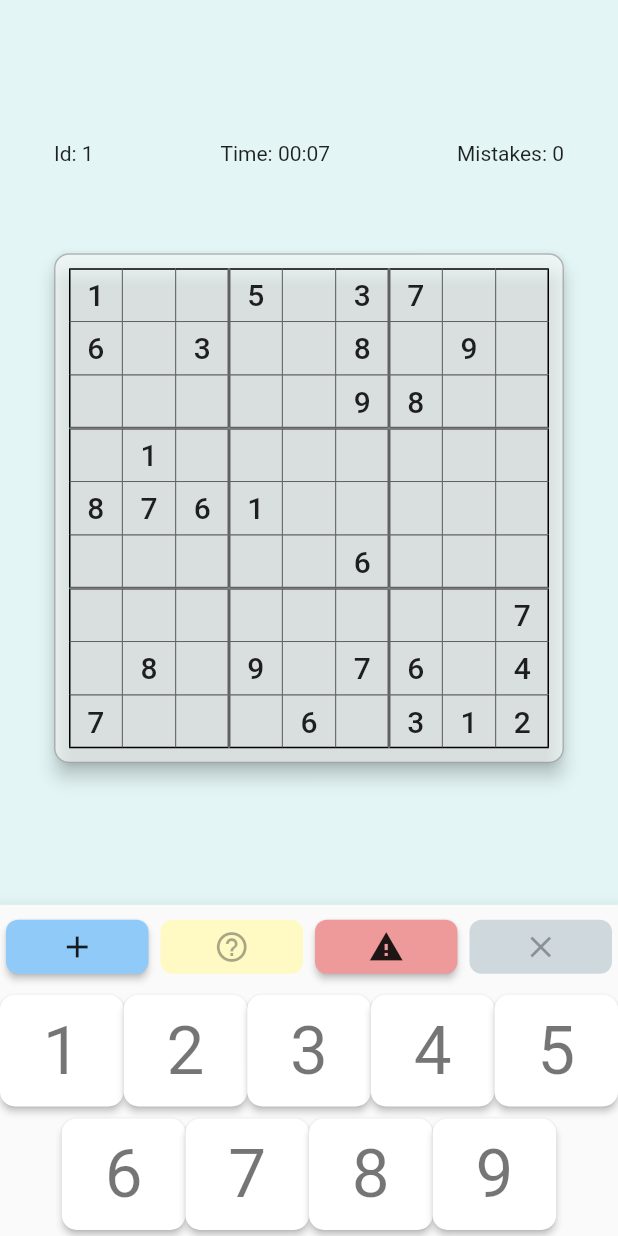
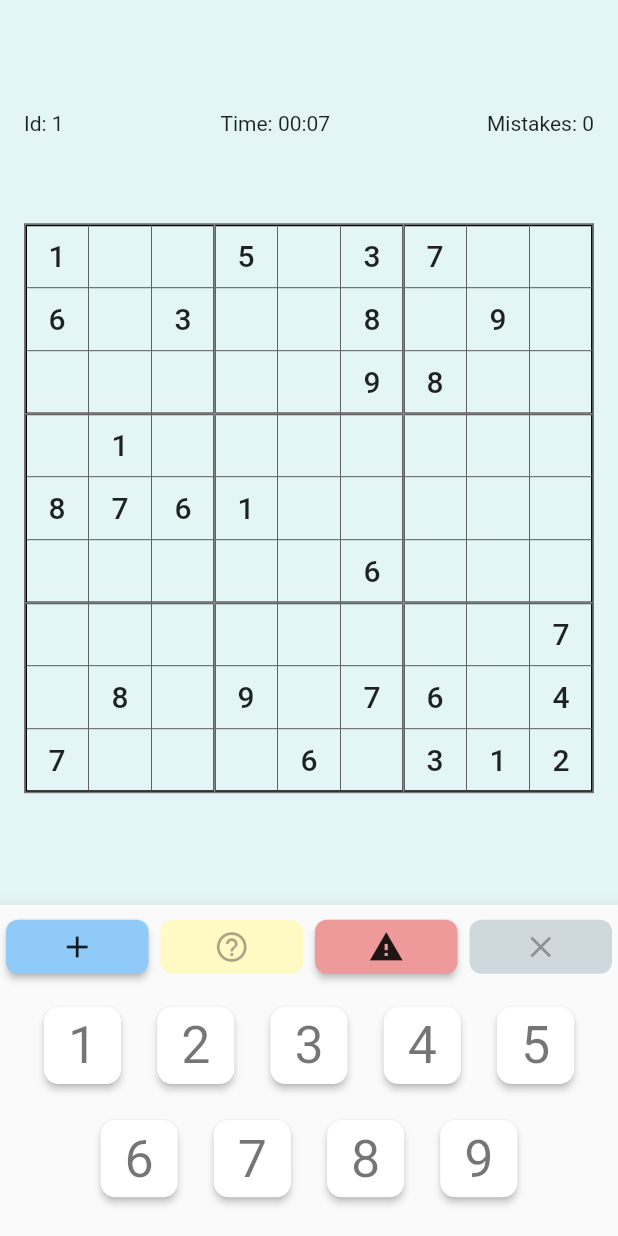
Before and after one commit to felipeuematsu/flup_sudoku, a Flutter app: the screen it shows after launch, on a phone screen of 412 x 824 dp. Run offline on Flutter 3.47's test engine with Material 2 defaults, Android fonts, the phone set to English and light mode, and no system bars; our stand-ins replace flutter_secure_storage, get, google_fonts, hive, hive_flutter, logger; accounts and stored records are empty.

Commit message:
Working game

```diff
--- a/lib/model/sudoku_model.dart
+++ b/lib/model/sudoku_model.dart
@@ -17,12 +17,12 @@ class SudokuModel {
   final int difficulty;
 
   List<List<int>> get initalStateAsList => initialState.split('').map((e) => int.tryParse(e) ?? 0).fold(<List<int>>[[]], (value, element) {
-    if (value is List<List<int>>) value.last.length < 9 ? value.last.add(element) : value.add([element]);
+    if (value != null) value.last.length < 9 ? value.last.add(element) : value.add([element]);
     return value;
   }) ?? [];
 
   List<List<int>> get answerAsList => completedState.split('').map((e) => int.tryParse(e) ?? 0).fold(<List<int>>[[]], (value, element) {
-    if (value is List<List<int>>) value.last.length < 9 ? value.last.add(element) : value.add([element]);
+    if (value != null) value.last.length < 9 ? value.last.add(element) : value.add([element]);
     return value;
   }) ?? [];
 
@@ -36,7 +36,7 @@ class SudokuModel {
       id: list[0].isEmpty ? 0 : int.tryParse(list[0]) ?? 0,
       completedState: completedState,
       initialState: initialState,
-      difficulty: list[3].isEmpty ? 0 : int.tryParse(list[4]) ?? 0,
+      difficulty: list[4].isEmpty ? 0 : (double.tryParse(list[4]) ?? 0.0).toInt(),
     );
   }
 }
--- a/lib/ui/game/components/game_board.dart
+++ b/lib/ui/game/components/game_board.dart
@@ -1,6 +1,5 @@
 import 'package:flup_sudoku/ui/game/components/game_cell.dart';
 import 'package:flup_sudoku/ui/game/controller/game_animation_controller.dart';
-import 'package:flup_sudoku/ui/game/controller/game_controller.dart';
 import 'package:flutter/material.dart';
 import 'package:get/get.dart';
 
@@ -11,12 +10,6 @@ class GameBoard extends GetView<GameAnimationController> {
   Widget build(BuildContext context) {
     return AspectRatio(
       aspectRatio: 1,
-      child: Material(
-        shape: RoundedRectangleBorder(side: const BorderSide(color: Colors.black26), borderRadius: BorderRadius.circular(10)),
-        color: Get.theme.colorScheme.surface.withOpacity(0.6),
-        elevation: 5,
-        child: Padding(
-          padding: const EdgeInsets.all(10),
       child: LayoutBuilder(
         builder: (context, constraints) {
           final columnWidth = constraints.maxWidth / 9;
@@ -39,6 +32,8 @@ class GameBoard extends GetView<GameAnimationController> {
                 ),
               ),
               Positioned.fill(
+                child: Container(
+                  decoration: BoxDecoration(border: Border.all(color: Colors.grey.shade600, width: 1)),
                   child: GridView.builder(
                     padding: EdgeInsets.zero,
                     gridDelegate: const SliverGridDelegateWithFixedCrossAxisCount(crossAxisCount: 9, childAspectRatio: 1, crossAxisSpacing: 0, mainAxisSpacing: 0),
@@ -46,13 +41,12 @@ class GameBoard extends GetView<GameAnimationController> {
                     itemCount: 9 * 9,
                     itemBuilder: (context, index) => GameCell(row: index ~/ 9, column: index % 9),
                   ),
+                ),
               )
             ],
           );
         },
       ),
-        ),
-      ),
     );
   }
 }
--- a/lib/ui/game/components/game_control.dart
+++ b/lib/ui/game/components/game_control.dart
@@ -6,6 +6,8 @@ import 'package:get/get.dart';
 
 class GameControl extends GetView<GameController> {
   const GameControl({Key? key}) : super(key: key);
+
+  static const heightConstants = 2 * GameControlButton.padding + GameControlButton.height + 2 * GameControlNumberButton.padding + 33;
 
   @override
   Widget build(BuildContext context) {
--- a/lib/ui/game/components/game_control_button.dart
+++ b/lib/ui/game/components/game_control_button.dart
@@ -6,6 +6,9 @@ class GameControlButton extends GetView<GameController> {
   const GameControlButton({required this.type, Key? key}) : super(key: key);
 
   final GameControlType type;
+
+  static const padding = 4.0;
+  static const height = 36.0;
 
   Color get _color {
     switch (type) {
@@ -19,6 +22,7 @@ class GameControlButton extends GetView<GameController> {
         return Colors.blueGrey.shade200;
     }
   }
+
   Color? get _disabledColor {
     switch (type) {
       case GameControlType.guess:
@@ -49,9 +53,10 @@ class GameControlButton extends GetView<GameController> {
   Widget build(BuildContext context) {
     return Container(
         width: double.infinity,
-        padding: const EdgeInsets.all(4),
+        padding: const EdgeInsets.all(padding),
         child: Obx(
           () => MaterialButton(
+            height: height,
             disabledColor: _disabledColor,
             shape: const RoundedRectangleBorder(borderRadius: BorderRadius.all(Radius.circular(8))),
             color: _color,
--- a/lib/ui/game/components/game_control_number_button.dart
+++ b/lib/ui/game/components/game_control_number_button.dart
@@ -5,6 +5,7 @@ import 'package:get/get.dart';
 class GameControlNumberButton extends GetView<GameController> {
   const GameControlNumberButton({required this.value, Key? key}) : super(key: key);
 
+  static const padding = 12.0;
   final int value;
 
   Color get _color {
@@ -24,19 +25,21 @@ class GameControlNumberButton extends GetView<GameController> {
 
   @override
   Widget build(BuildContext context) {
-    return Obx(() => SizedBox.square(
-      dimension: context.width / 5,
-      child: Padding(
-        padding: const EdgeInsets.symmetric(vertical: 4),
+    return Obx(() => Padding(
+      padding: const EdgeInsets.all(padding),
+      child: SizedBox.square(
+        dimension: context.width / 8,
         child: MaterialButton(
               focusElevation: 50,
               shape: RoundedRectangleBorder(borderRadius: BorderRadius.circular(10)),
               onPressed: controller.onNumberButtonPressed(value),
               color: _color,
-              child: Text(
-                value.toString(),
-                textAlign: TextAlign.center,
-                style: Get.textTheme.displaySmall,
+              child: FittedBox(
+                child: Text(
+                  value.toString(),
+                  textAlign: TextAlign.center,
+                  style: Get.textTheme.displaySmall,
+                ),
               ),
             ),
       ),
--- a/lib/ui/game/controller/game_controller.dart
+++ b/lib/ui/game/controller/game_controller.dart
@@ -12,7 +12,9 @@ class GameController extends GetxController with GetTickerProviderStateMixin {
   late final SudokuModel model;
 
   final animationController = Get.find<GameAnimationController>();
+
   List<List<int>> get _answer => model.answerAsList;
+
   List<List<int>> get _initialState => model.initalStateAsList;
   final List<List<Rx<int>>> _currentState = [];
   final List<List<Rx<Map<int, InsertMode>>>> _guesses = [];
@@ -21,6 +23,7 @@ class GameController extends GetxController with GetTickerProviderStateMixin {
   final _insertMode = InsertMode.guess.obs;
 
   set insertMode(InsertMode mode) => _insertMode.value = mode;
+
   InsertMode get insertMode => _insertMode.value;
 
   bool get isGuessing => insertMode == InsertMode.guess;
@@ -29,22 +32,22 @@ class GameController extends GetxController with GetTickerProviderStateMixin {
 
   bool get isInserting => insertMode == InsertMode.insert;
 
-  final _mistakes = Rx<int>(0);
-  final _time = Rx<int>(0);
+  final _mistakes = 0.obs;
+  final _time = 0.obs;
+
+  final selectedRow = (-1).obs;
+  final selectedColumn = (-1).obs;
   bool isGameRunning = true;
 
   String get mistakes => _mistakes.value.toString();
 
   String get elapsedTime => Duration(seconds: _time.value).toString().substring(_time.value < 3600 ? 2 : 0, 7);
 
-  final selectedRow = Rx<int>(-1);
-  final selectedColumn = Rx<int>(-1);
 
   Map<int, InsertMode> get selectedCellValue => getCellValue(selectedRow.value, selectedColumn.value);
 
   @override
   void onInit() {
-
     Timer.periodic(const Duration(seconds: 1), (_) => isGameRunning ? _time.value++ : null);
 
     model = SudokuModel.fromCSVLine(
@@ -59,7 +62,6 @@ class GameController extends GetxController with GetTickerProviderStateMixin {
       }
     }
     super.onInit();
-
   }
 
   int _getCurrentValue(row, column) => row < 0 || column < 0 ? 0 : _currentState[row][column].value;
@@ -115,14 +117,12 @@ class GameController extends GetxController with GetTickerProviderStateMixin {
     }
     isGameRunning = false;
     CongratulationsPopup.showPopup(_time.value ~/ 60, _time.value % 60, _mistakes.value);
-
   }
 
   void _cleanCell() {
     if (!isGameRunning) return;
 
-    final row = selectedRow.value;
-    final column = selectedColumn.value;
+    final row = selectedRow.value, column = selectedColumn.value;
 
     if (isCorrect(row, column) && hints.isTrue) return;
 
@@ -133,29 +133,25 @@ class GameController extends GetxController with GetTickerProviderStateMixin {
   void insertGuess(int guess) {
     if (!isGameRunning) return;
 
-    final row = selectedRow.value;
-    final column = selectedColumn.value;
+    final row = selectedRow.value, column = selectedColumn.value;
     if (row == -1 || column == -1 || _getCurrentValue(row, column) > 0) return;
 
     final value = _guesses[row][column].value[guess];
-    if (value != null) {
-      final guessType = value;
+    if (value == null) return _guesses[row][column].update((val) => val?.putIfAbsent(guess, () => insertMode));
 
-      if (insertMode == guessType) {
-        _guesses[row][column].update((val) => val?.remove(guess));
+    _guesses[row][column].update((val) {
+      if (insertMode == value) {
+        val?.remove(guess);
       } else {
-        _guesses[row][column].update((val) => val?[guess] = value == InsertMode.guess ? InsertMode.antiGuess : InsertMode.guess);
+        val?[guess] = value == InsertMode.guess ? InsertMode.antiGuess : InsertMode.guess;
       }
-    } else {
-      _guesses[row][column].update((val) => val?.putIfAbsent(guess, () => insertMode));
-    }
+    });
   }
 
   void insertAnswer(int answer) {
     if (!isGameRunning) return;
 
-    final row = selectedRow.value;
-    final column = selectedColumn.value;
+    final row = selectedRow.value, column = selectedColumn.value;
 
     if (row == -1 || column == -1 || _initialState[row][column] != 0 || _answer[row][column] == _getCurrentValue(row, column) || answer == _getCurrentValue(row, column)) return;
 
--- a/lib/ui/game/game_view.dart
+++ b/lib/ui/game/game_view.dart
@@ -18,10 +18,10 @@ class GameView extends GetView<GameController> {
           children: [
             Expanded(
               child: Padding(
-                padding: const EdgeInsets.all(36),
+                padding: const EdgeInsets.all(16),
                 child: Column(
                   mainAxisAlignment: MainAxisAlignment.spaceEvenly,
-                  crossAxisAlignment: CrossAxisAlignment.start,
+                  crossAxisAlignment: CrossAxisAlignment.center,
                   children: [
                     Row(
                       mainAxisAlignment: MainAxisAlignment.spaceBetween,
@@ -34,7 +34,12 @@ class GameView extends GetView<GameController> {
                         Obx(() => Text('${GameStrings.mistakes.tr} ${controller.mistakes}')),
                       ],
                     ),
-                    const GameBoard(),
+                    ConstrainedBox(
+                      constraints: BoxConstraints(
+                        maxHeight: MediaQuery.of(context).size.height - 2 * context.width / 5 - GameControl.heightConstants,
+                      ),
+                      child: const GameBoard(),
+                    ),
                   ],
                 ),
               ),
```
Also changed, not shown: analysis_options.yaml (+20 -24 lines), lib/ui/game/controller/game_animation_controller.dart (+7 -0 lines). Lines whose indentation alone changed are shown as unchanged.
